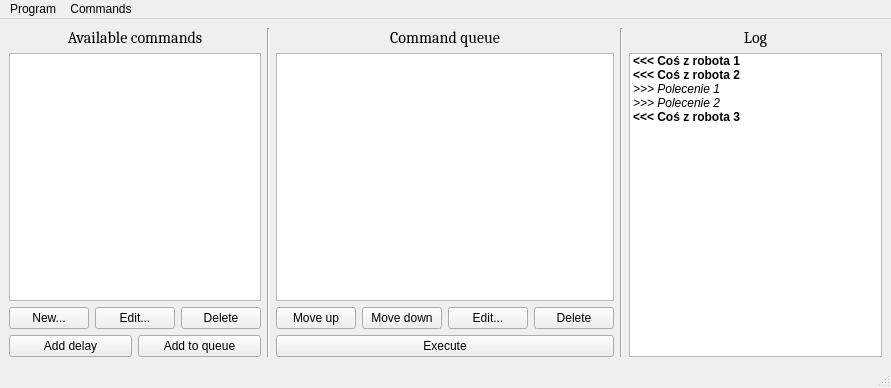
Qt form Layouts/MainWindow.ui (akkenoth/BTSerial) before a commit.
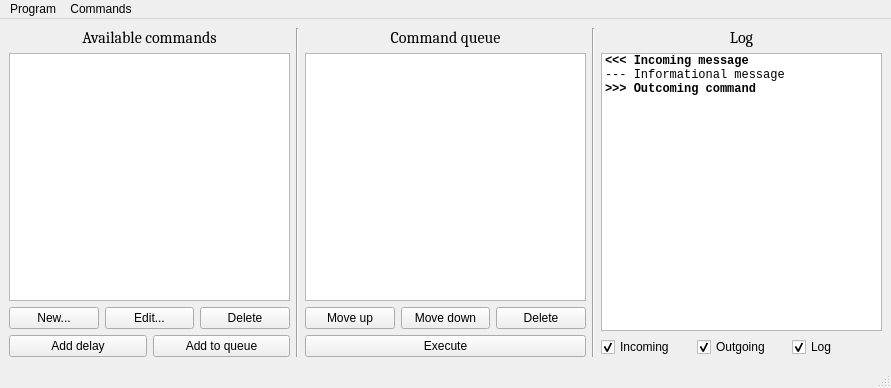
The same form after that commit.

Commit message: Layout: MainWindow: removed additional sample log items, improved log list parameters and styles, added filtering checkboxes

The edit to the form file:
```diff
--- a/Layouts/MainWindow.ui
+++ b/Layouts/MainWindow.ui
@@ -135,13 +135,6 @@
           </property>
          </widget>
         </item>
-        <item>
-         <widget class="QPushButton" name="pushButtonEditCommandItem">
-          <property name="text">
-           <string>Edit...</string>
-          </property>
-         </widget>
-        </item>
         <item>
          <widget class="QPushButton" name="pushButtonDeleteCommandItem">
           <property name="text">
@@ -196,59 +189,103 @@
        <widget class="QListWidget" name="listWidgetLog">
         <item>
          <property name="text">
-          <string notr="true">&lt;&lt;&lt; Coś z robota 1</string>
+          <string notr="true">&lt;&lt;&lt; Incoming message</string>
          </property>
          <property name="font">
           <font>
+           <family>Monospace</family>
            <weight>75</weight>
            <bold>true</bold>
           </font>
          </property>
-        </item>
-        <item>
-         <property name="text">
-          <string notr="true">&lt;&lt;&lt; Coś z robota 2</string>
+         <property name="foreground">
+          <brush brushstyle="NoBrush">
+           <color alpha="255">
+            <red>0</red>
+            <green>0</green>
+            <blue>127</blue>
+           </color>
+          </brush>
          </property>
-         <property name="font">
-          <font>
-           <weight>75</weight>
-           <bold>true</bold>
-          </font>
-         </property>
         </item>
         <item>
          <property name="text">
-          <string notr="true">&gt;&gt;&gt; Polecenie 1</string>
+          <string notr="true">--- Informational message</string>
          </property>
          <property name="font">
           <font>
-           <italic>true</italic>
+           <family>Monospace</family>
+           <italic>false</italic>
           </font>
          </property>
         </item>
         <item>
          <property name="text">
-          <string notr="true">&gt;&gt;&gt; Polecenie 2</string>
+          <string notr="true">&gt;&gt;&gt; Outcoming command</string>
          </property>
          <property name="font">
           <font>
-           <italic>true</italic>
-          </font>
-         </property>
-        </item>
-        <item>
-         <property name="text">
-          <string notr="true">&lt;&lt;&lt; Coś z robota 3</string>
-         </property>
-         <property name="font">
-          <font>
+           <family>Monospace</family>
            <weight>75</weight>
+           <italic>false</italic>
            <bold>true</bold>
           </font>
          </property>
+         <property name="foreground">
+          <brush brushstyle="NoBrush">
+           <color alpha="255">
+            <red>0</red>
+            <green>85</green>
+            <blue>0</blue>
+           </color>
+          </brush>
+         </property>
         </item>
        </widget>
       </item>
+      <item>
+       <layout class="QHBoxLayout" name="horizontalLayoutLogFilters">
+        <item>
+         <widget class="QCheckBox" name="checkBoxIncomingFilter">
+          <property name="locale">
+           <locale language="English" country="UnitedStates"/>
+          </property>
+          <property name="text">
+           <string>Incoming</string>
+          </property>
+          <property name="checked">
+           <bool>true</bool>
+          </property>
+         </widget>
+        </item>
+        <item>
+         <widget class="QCheckBox" name="checkBoxOutgoingFilter">
+          <property name="locale">
+           <locale language="English" country="UnitedStates"/>
+          </property>
+          <property name="text">
+           <string>Outgoing</string>
+          </property>
+          <property name="checked">
+           <bool>true</bool>
+          </property>
+         </widget>
+        </item>
+        <item>
+         <widget class="QCheckBox" name="checkBoxLogFilter">
+          <property name="locale">
+           <locale language="English" country="UnitedStates"/>
+          </property>
+          <property name="text">
+           <string>Log</string>
+          </property>
+          <property name="checked">
+           <bool>true</bool>
+          </property>
+         </widget>
+        </item>
+       </layout>
+      </item>
      </layout>
     </item>
    </layout>
```
Left out of the diff: 15 changed lines with no effect on the pictures. The commit also changes 1 other file.
